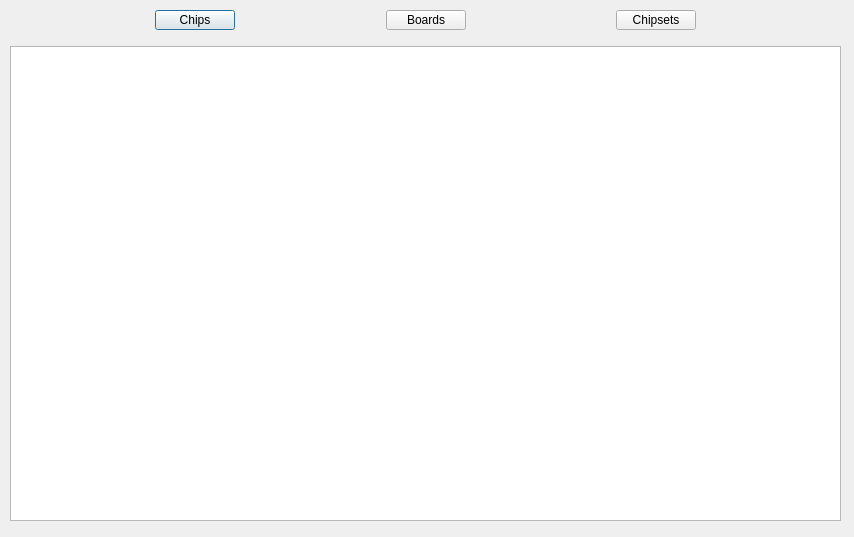
Before: the Qt Designer form supported.ui in lukaszdmitrowski/coreboot_flashtool, drawn with Qt 5.
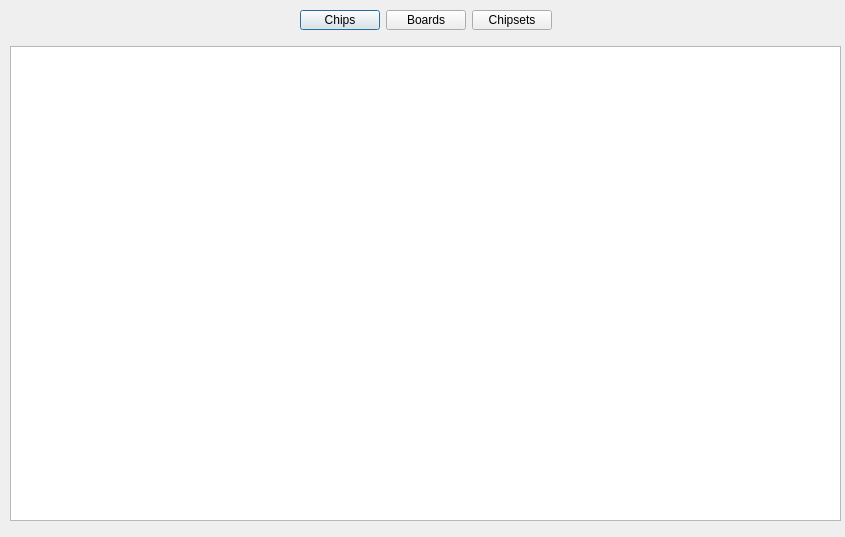
After: the same form once the commit is applied. Icons and pictures are not drawn.

Commit message: [ADD] Added showing supported boards and chipsets

```diff
--- a/supported.ui
+++ b/supported.ui
@@ -6,14 +6,24 @@
    <rect>
     <x>0</x>
     <y>0</y>
-    <width>854</width>
+    <width>845</width>
     <height>537</height>
    </rect>
   </property>
+  <property name="sizePolicy">
+   <sizepolicy hsizetype="Preferred" vsizetype="Maximum">
+    <horstretch>0</horstretch>
+    <verstretch>0</verstretch>
+   </sizepolicy>
+  </property>
   <property name="windowTitle">
    <string>Dialog</string>
   </property>
-  <widget class="QWidget" name="">
+  <property name="windowIcon">
+   <iconset resource="resources.qrc">
+    <normaloff>:/Icons/icons/supported.png</normaloff>:/Icons/icons/supported.png</iconset>
+  </property>
+  <widget class="QWidget" name="layoutWidget">
    <property name="geometry">
     <rect>
      <x>10</x>
@@ -57,19 +67,6 @@
         </property>
        </widget>
       </item>
-      <item>
-       <spacer name="horizontalSpacer">
-        <property name="orientation">
-         <enum>Qt::Horizontal</enum>
-        </property>
-        <property name="sizeHint" stdset="0">
-         <size>
-          <width>40</width>
-          <height>20</height>
-         </size>
-        </property>
-       </spacer>
-      </item>
       <item>
        <widget class="QPushButton" name="b_show_boards">
         <property name="maximumSize">
@@ -83,19 +80,6 @@
         </property>
        </widget>
       </item>
-      <item>
-       <spacer name="horizontalSpacer_2">
-        <property name="orientation">
-         <enum>Qt::Horizontal</enum>
-        </property>
-        <property name="sizeHint" stdset="0">
-         <size>
-          <width>40</width>
-          <height>20</height>
-         </size>
-        </property>
-       </spacer>
-      </item>
       <item>
        <widget class="QPushButton" name="b_show_chipsets">
         <property name="maximumSize">
```
Left out of the diff: 6 changed lines with no effect on the pictures. The commit also changes 2 other files.
